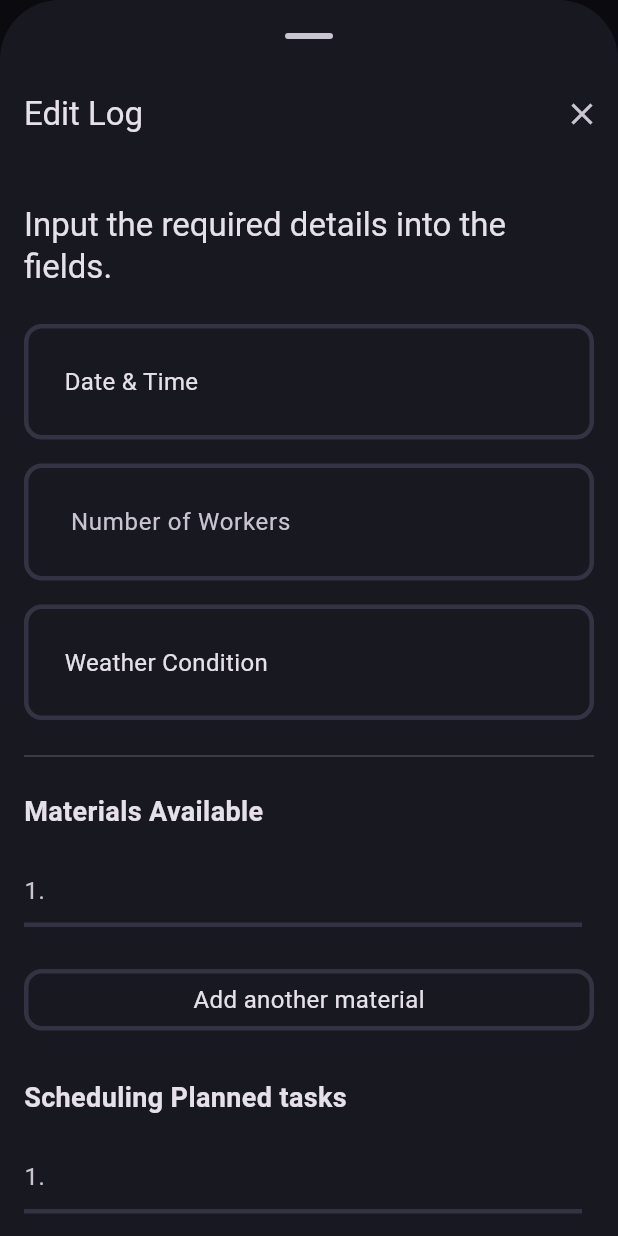
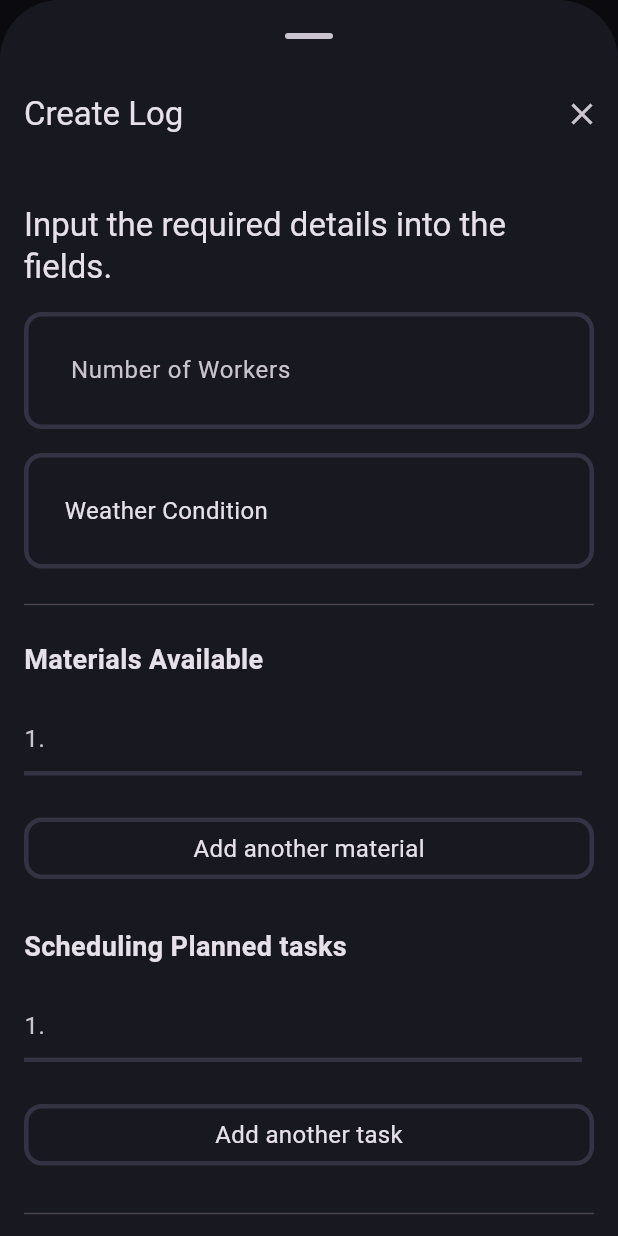
Before and after one commit to Olaoluwa99/site_board, a Flutter app: the ProjectHomePage screen opened directly with empty values, after a tap on "Create Log", on a phone screen of 412 x 824 dp. Run offline on Flutter 3.47's test engine with Material 3 defaults, Android fonts, the phone set to English and light mode, and no system bars; our stand-ins replace dotted_border, flutter_bloc, fpdart, get_it, image_picker, internet_connection_checker_plus and 1 more; accounts and stored records are empty.

Commit message:
Create/Edit Log setup V2

```diff
--- a/lib/feature/main/projectSection/presentation/pages/create_log_page.dart
+++ b/lib/feature/main/projectSection/presentation/pages/create_log_page.dart
@@ -34,6 +34,7 @@
   final TextEditingController _observationsController = TextEditingController();
 
   List<File?> images = List.filled(5, null);
+  String weatherShowText = 'Weather Condition';
 
   Future<void> selectImage(int index) async {
     final pickedFile = await pickImage();
@@ -46,6 +47,13 @@
 
   List<TextEditingController> plannedTasksControllers = [];
   List<TextEditingController> materialsControllers = [];
+
+  List<WeatherItem> weatherModes = [
+    WeatherItem(tag: 'Rainy', iconData: Icons.thunderstorm_rounded),
+    WeatherItem(tag: 'Sunny', iconData: Icons.sunny),
+    WeatherItem(tag: 'Cloudy', iconData: Icons.cloud),
+  ];
+  bool dropdownOpen = false;
 
   @override
   void initState() {
@@ -132,8 +140,44 @@
                     textInputType: TextInputType.number,
                   ),
                   SizedBox(height: 16),
-                  PseudoEditor(hintText: 'Weather Condition', onTap: () {}),
+                  PseudoEditor(
+                    hintText: weatherShowText,
+                    onTap: () {
+                      setState(() {
+                        dropdownOpen = !dropdownOpen;
+                      });
+                    },
+                  ),
                   SizedBox(height: 16),
+
+                  /// Dropdown (Visible only when dropdownOpen is true)
+                  if (dropdownOpen)
+                    Column(
+                      children: [
+                        Column(
+                          crossAxisAlignment: CrossAxisAlignment.start,
+                          children:
+                              weatherModes.map((mode) {
+                                return ListTile(
+                                  contentPadding: EdgeInsets.symmetric(
+                                    horizontal: 12,
+                                  ),
+                                  title: Text(mode.tag),
+                                  onTap: () {
+                                    setState(() {
+                                      _weatherConditionController.text =
+                                          mode.tag;
+                                      weatherShowText =
+                                          'Weather Condition : ${mode.tag}';
+                                      dropdownOpen = false;
+                                    });
+                                  },
+                                  trailing: Icon(mode.iconData),
+                                );
+                              }).toList(),
+                        ),
+                      ],
+                    ),
                   Divider(),
                   SizedBox(height: 16),
                   Text(
@@ -371,10 +415,11 @@
                   SizedBox(height: 24),
                   GradientButton(
                     onClick: () {
+                      final dateTimeInput = DateTime.now();
                       widget.onCompleted(
                         DailyLog(
-                          id: '12345',
-                          dateTime: DateTime.now(),
+                          id: dateTimeInput.toIso8601String(),
+                          dateTime: dateTimeInput,
                           numberOfWorkers: int.parse(
                             _numberOfWorkersController.text.trim(),
                           ),
@@ -395,7 +440,7 @@
                                   .toList(),
                           startingImageUrl: ['', '', '', '', ''],
                           endingImageUrl: ['', '', '', '', ''],
-                          observations: _observationsController.text.trim(),
+                          observations: '${_observationsController.text}\n\n\n',
                         ),
                       );
                     },
@@ -410,6 +455,13 @@
       ),
     );
   }
+}
+
+class WeatherItem {
+  final String tag;
+  final IconData iconData;
+
+  const WeatherItem({required this.tag, required this.iconData});
 }
 
 //  Pre-Work
--- a/lib/feature/main/projectSection/presentation/pages/project_home_page.dart
+++ b/lib/feature/main/projectSection/presentation/pages/project_home_page.dart
@@ -3,6 +3,7 @@
 import 'package:site_board/feature/main/projectSection/domain/DailyLog.dart';
 import 'package:site_board/feature/main/projectSection/presentation/pages/create_log_page.dart';
 import 'package:site_board/feature/main/projectSection/presentation/pages/view_log_page.dart';
+import 'package:site_board/feature/main/projectSection/presentation/widgets/log_list_item.dart';
 
 import '../../../../../core/utils/show_rounded_bottom_sheet.dart';
 
@@ -58,6 +59,14 @@
         'Rainfall started around 2:45 PM and interrupted concreting works on the external columns. Tarpaulin covers were quickly deployed, but some areas may need surface retouching. Work is scheduled to resume once weather permits.',
   );
 
+  List<DailyLog> dailyLogsList = [];
+
+  @override
+  void initState() {
+    super.initState();
+    dailyLogsList.add(sampleLog);
+  }
+
   @override
   Widget build(BuildContext context) {
     return Scaffold(
@@ -71,10 +80,12 @@
                 (context) => SizedBox(
                   height: MediaQuery.of(context).size.height,
                   child: CreateLogPage(
-                    isEdit: true,
+                    isEdit: false,
                     onClose: () => Navigator.pop(context),
                     onCompleted: (retrievedLog) {
+                      dailyLogsList.add(retrievedLog);
                       Navigator.pop(context);
+                      setState(() {});
                     },
                   ),
                 ),
@@ -83,7 +94,7 @@
         label: const Text('Create Log'),
         icon: const Icon(Icons.add),
       ),
-      body: Padding(
+      body: SingleChildScrollView(
         padding: const EdgeInsets.all(16.0),
         child: Column(
           crossAxisAlignment: CrossAxisAlignment.start,
@@ -102,9 +113,20 @@
               style: Theme.of(context).textTheme.titleLarge,
             ),
             const SizedBox(height: 20),
-            InkWell(
-              borderRadius: BorderRadius.circular(16),
-              onTap: () {
+            dailyLogsList.isNotEmpty
+                ? ListView.builder(
+                  itemCount: dailyLogsList.length,
+                  shrinkWrap: true,
+                  physics: const NeverScrollableScrollPhysics(),
+                  itemBuilder: (context, index) {
+                    final item = dailyLogsList[index];
+                    return LogListItem(
+                      log: item,
+                      isEditable: true,
+                      onEdit: () {},
+                      onDelete: () {},
+                      onConfirm: () {},
+                      onOpen: () {
                         showRoundedBottomSheet(
                           context: context,
                           backgroundColor: AppPalette.backgroundColor,
@@ -112,35 +134,21 @@
                               (context) => SizedBox(
                                 height: MediaQuery.of(context).size.height,
                                 child: ViewLogPage(
-                          log: sampleLog,
+                                  log: item,
                                   onClose: () => Navigator.pop(context),
                                 ),
                               ),
                         );
                       },
-              child: Container(
-                alignment: Alignment.topLeft,
-                padding: const EdgeInsets.symmetric(
-                  vertical: 48.0,
-                  horizontal: 18.0,
-                ),
-                width: double.infinity,
-                decoration: BoxDecoration(
-                  color: AppPalette.borderColor,
-                  borderRadius: BorderRadius.circular(16),
-                ),
-                child: Text('Log 1'),
-              ),
-            ),
-            Expanded(
-              child: Padding(
+                    );
+                  },
+                )
+                : Padding(
                   padding: const EdgeInsets.all(12.0),
                   child: Center(
                     child: Text(
                       'Project Logs are currently empty. Click \'Create Log\' to Start a Log for the Day',
-                    style: TextStyle(),
                       textAlign: TextAlign.center,
-                  ),
                     ),
                   ),
                 ),
--- /dev/null
+++ b/lib/feature/main/projectSection/presentation/widgets/log_list_item.dart
@@ -0,0 +1,107 @@
+import 'package:flutter/material.dart';
+import 'package:site_board/core/theme/app_palette.dart';
+import 'package:site_board/feature/main/projectSection/domain/DailyLog.dart';
+
+import '../../../../../core/utils/format_date.dart';
+
+class LogListItem extends StatelessWidget {
+  final DailyLog log;
+  final bool isEditable;
+  final VoidCallback onEdit;
+  final VoidCallback onConfirm;
+  final VoidCallback onOpen;
+  final VoidCallback onDelete;
+  const LogListItem({
+    required this.log,
+    required this.isEditable,
+    required this.onEdit,
+    required this.onConfirm,
+    required this.onOpen,
+    required this.onDelete,
+    super.key,
+  });
+
+  @override
+  Widget build(BuildContext context) {
+    return Padding(
+      padding: const EdgeInsets.only(bottom: 20),
+      child: InkWell(
+        borderRadius: BorderRadius.circular(16),
+        onTap: onOpen,
+        child: Container(
+          decoration: BoxDecoration(
+            color: AppPalette.borderColor,
+            borderRadius: BorderRadius.circular(16),
+          ),
+          child: Padding(
+            padding: const EdgeInsets.all(12.0),
+            child: Column(
+              crossAxisAlignment: CrossAxisAlignment.start,
+              children: [
+                Text(formatDateDDMMYYYYHHMM(log.dateTime)),
+                Text(log.weatherCondition),
+                Text(
+                  log.observations,
+                  maxLines: 3,
+                  overflow: TextOverflow.ellipsis,
+                ),
+                Divider(),
+                Row(
+                  //mainAxisAlignment: MainAxisAlignment.spaceAround,
+                  children: [
+                    LogListItemButton(
+                      text: 'Confirm',
+                      iconData: Icons.check,
+                      onClick: onConfirm,
+                    ),
+                    LogListItemButton(
+                      text: 'Modify',
+                      iconData: Icons.edit,
+                      onClick: onEdit,
+                    ),
+                    LogListItemButton(
+                      text: 'Delete',
+                      iconData: Icons.delete,
+                      onClick: onDelete,
+                    ),
+                  ],
+                ),
+              ],
+            ),
+          ),
+        ),
+      ),
+    );
+  }
+}
+
+class LogListItemButton extends StatelessWidget {
+  final String text;
+  final IconData iconData;
+  final VoidCallback onClick;
+  const LogListItemButton({
+    required this.text,
+    required this.iconData,
+    required this.onClick,
+    super.key,
+  });
+
+  @override
+  Widget build(BuildContext context) {
+    return Expanded(
+      child: GestureDetector(
+        onTap: onClick,
+        child: Center(
+          child: Row(
+            mainAxisAlignment: MainAxisAlignment.center,
+            children: [
+              Icon(iconData, size: 16),
+              SizedBox(width: 4),
+              Text(text, style: TextStyle(fontWeight: FontWeight.bold)),
+            ],
+          ),
+        ),
+      ),
+    );
+  }
+}
```
Lines whose indentation alone changed are shown as unchanged.
